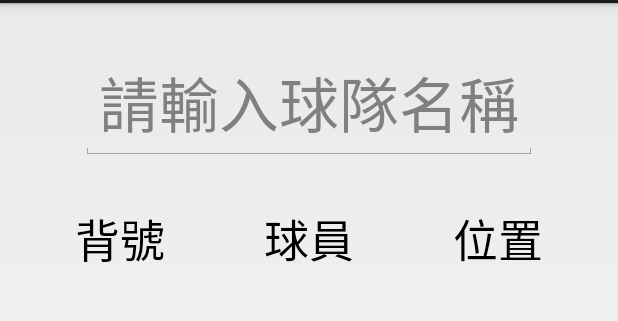
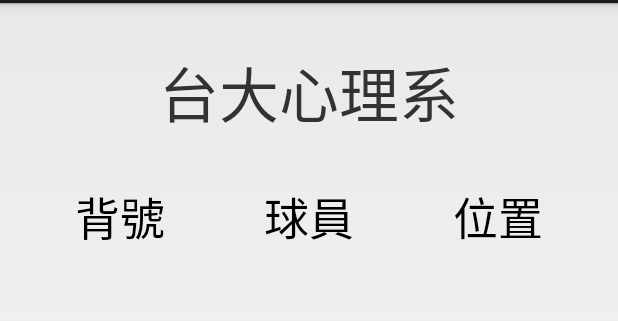
Before and after one commit to Jason52366/VolleyGameRecord, an Android app: the layout activity_team2.xml on its own in the app's theme, with its tools: preview values and no code run, on a phone screen of 412 x 824 dp, the part 69-390 px from its top. Run offline under Robolectric (Android 15) with nearby library versions, the light colour scheme and no system bars.

Commit message:
team2隊名長按可以更改隊名

```diff
--- a/app/src/main/java/com/volleygamerecord/app/Team1.java
+++ b/app/src/main/java/com/volleygamerecord/app/Team1.java
@@ -20,7 +20,6 @@
         button_addTeam.setOnClickListener(new Button.OnClickListener(){
             @Override
             public void onClick(View v) {
-
                 Intent intent = new Intent();
                 intent.setClass(Team1.this, Team2.class);
                 startActivity(intent);
--- a/app/src/main/res/layout/activity_team2.xml
+++ b/app/src/main/res/layout/activity_team2.xml
@@ -4,15 +4,16 @@
     android:orientation="vertical" android:layout_width="match_parent"
     android:layout_height="match_parent">
 
-    <EditText
+    <TextView
         android:layout_width="wrap_content"
         android:layout_height="wrap_content"
-        android:id="@+id/editText"
+        android:id="@+id/teamName"
         android:layout_alignParentTop="true"
         android:layout_centerHorizontal="true"
-        android:hint="@string/teamName_placeholder"
+        android:text="台大心理系"
         android:layout_marginTop="30dp"
-        android:textSize="40dp" />
+        android:textSize="40dp"
+        android:editable="false" />
 
     <TextView
         android:layout_width="wrap_content"
@@ -20,7 +21,7 @@
         android:textAppearance="?android:attr/textAppearanceLarge"
         android:text="球員"
         android:id="@+id/textView_playerName"
-        android:layout_below="@+id/editText"
+        android:layout_below="@+id/teamName"
         android:layout_centerHorizontal="true"
         android:layout_marginTop="30dp"
         android:textSize="30dp" />
@@ -60,4 +61,5 @@
         android:layout_alignEnd="@+id/textView_playerPosition"
         android:layout_alignLeft="@+id/textView_playerNumber"
         android:layout_alignStart="@+id/textView_playerNumber" />
+
 </RelativeLayout>
```
Also changed, not shown: app/src/main/java/com/volleygamerecord/app/MyGame.java (+19 -1 lines), app/src/main/java/com/volleygamerecord/app/Team2.java (+40 -0 lines), app/src/main/res/layout/listcontent_team2.xml (+11 -4 lines).
